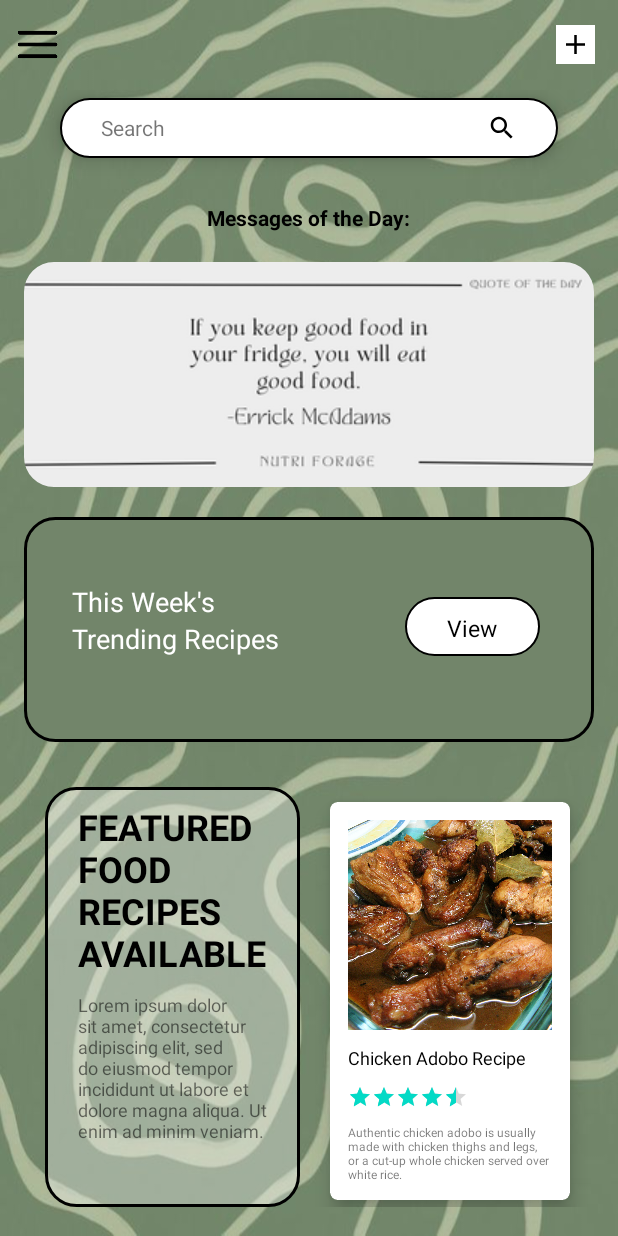
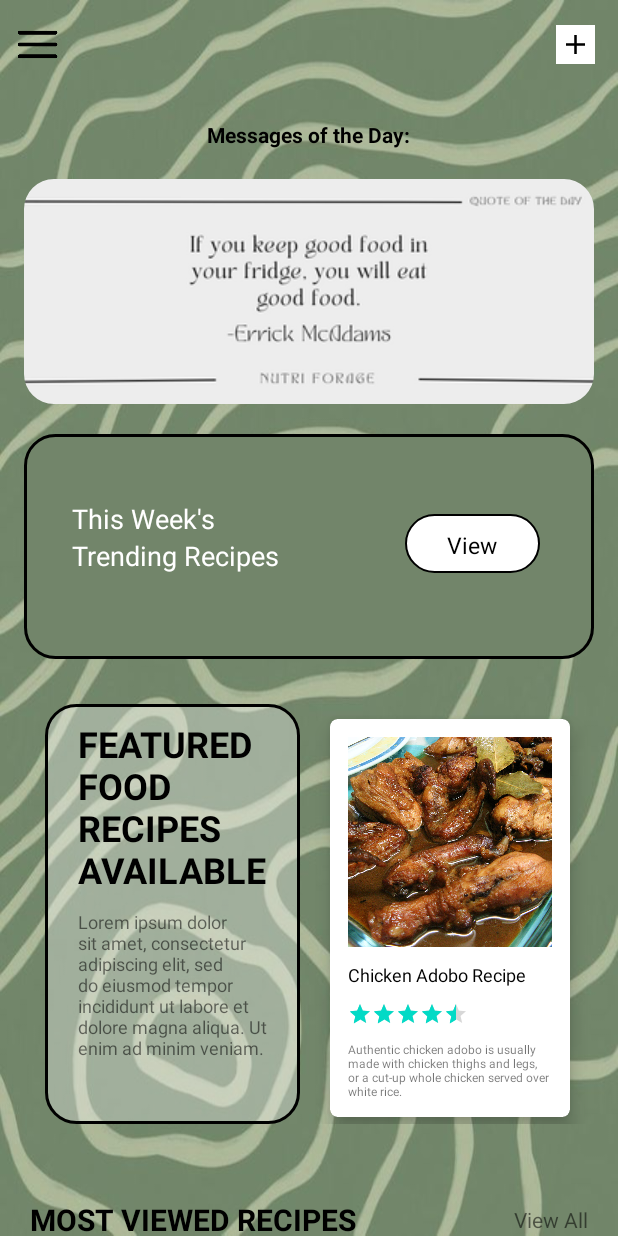
Before and after one commit to gekkkota/NutriForage, an Android app: the screen it shows after launch (UserDashboard), on a phone screen of 412 x 824 dp. Run offline under Robolectric (Android 15) with nearby library versions, the phone set to English and light mode, and no system bars; Roboto replaces fonts that are not available here.

Commit message:
Search Bar is gone motherfuckers

```diff
--- a/app/src/main/java/com/example/nutriforagepractice/UserDashboard.java
+++ b/app/src/main/java/com/example/nutriforagepractice/UserDashboard.java
@@ -45,7 +45,6 @@ public class UserDashboard extends AppCompatActivity implements NavigationView.O
     RecyclerView.Adapter adapter;
     ImageView menuIcon;
     LinearLayout contentView;
-    RelativeLayout searchBar;
 
     TextView viewAllCategories, viewAllRecipes;
 
@@ -64,7 +63,6 @@ public class UserDashboard extends AppCompatActivity implements NavigationView.O
 
 
         //Search Bar
-        searchBar = findViewById(R.id.search_bar);
 
 
 
@@ -102,13 +100,7 @@ public class UserDashboard extends AppCompatActivity implements NavigationView.O
         mostViewedRecycler();
 
         //Search Bar
-        searchBar.setOnClickListener(new View.OnClickListener() {
-            @Override
-            public void onClick(View view) {
-                Toast.makeText(UserDashboard.this, "Search", Toast.LENGTH_SHORT).show();
-                startActivity(new Intent(UserDashboard.this, Search.class));
-            }
-        });
+
 
 
 
@@ -207,10 +199,6 @@ public class UserDashboard extends AppCompatActivity implements NavigationView.O
                 startActivity(new Intent(getApplicationContext(),ProfileFragment.class));
                 break;
 
-            case R.id.drawer_search:
-                startActivity(new Intent(getApplicationContext(),Search.class));
-                break;
-
             case R.id.drawer_login:
 
             case R.id.drawer_logout:
--- a/app/src/main/res/layout/activity_user_dashboard.xml
+++ b/app/src/main/res/layout/activity_user_dashboard.xml
@@ -71,37 +71,7 @@
                     android:layout_height="wrap_content"
                     android:orientation="vertical">
 
-                    <RelativeLayout
-                        android:id="@+id/search_bar"
-                        android:layout_width="match_parent"
-                        android:layout_height="40dp"
-                        android:layout_marginLeft="40dp"
-                        android:layout_marginTop="5dp"
-                        android:layout_marginRight="40dp"
-                        android:layout_marginBottom="10dp"
-                        android:background="@drawable/bg_search_bar"
-                        android:elevation="8dp">
 
-                        <TextView
-                            android:layout_width="wrap_content"
-                            android:layout_height="wrap_content"
-                            android:layout_centerVertical="true"
-                            android:layout_marginLeft="15dp"
-                            android:text="Search">
-
-                        </TextView>
-
-                        <ImageView
-                            android:layout_width="20dp"
-                            android:layout_height="20dp"
-                            android:layout_alignParentRight="true"
-                            android:layout_centerVertical="true"
-                            android:layout_marginRight="15dp"
-                            android:src="@drawable/search_icon">
-
-                        </ImageView>
-
-                    </RelativeLayout>
 
                     <RelativeLayout
                         android:layout_width="match_parent"
--- a/app/src/main/res/menu/main_menu.xml
+++ b/app/src/main/res/menu/main_menu.xml
@@ -8,10 +8,6 @@
             android:icon="@drawable/home_icon"
             android:title="HOME" />
 
-        <item
-            android:id="@+id/drawer_search"
-            android:icon="@drawable/search_icon"
-            android:title="SEARCH" />
 
         <item
             android:id="@+id/drawer_recipes"
@@ -61,29 +57,5 @@
 
     </item>
 
-    <item android:title="Communicate">
-
-        <menu>
-            <group android:checkableBehavior="none">
-
-                <item
-
-                    android:id="@+id/drawer_share"
-                    android:icon="@drawable/share_icon"
-                    android:title="SHARE" />
-
-                <item
-
-                    android:id="@+id/drawer_rate"
-                    android:icon="@drawable/rate_icon"
-                    android:title="RATE" />
-
-            </group>
-
 
         </menu>
-
-
-    </item>
-
-</menu>
```
